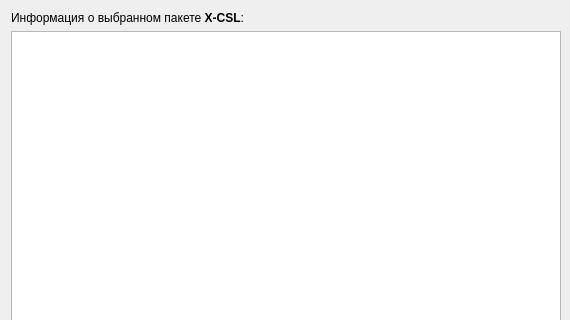
The window that src/PackageAdditionalInfo.ui (steptosky/x-csl-updater) describes before a commit, drawn with Qt 5; both pictures show x 0 to 570 and y 0 to 320 of the 570 by 472 pixel window.
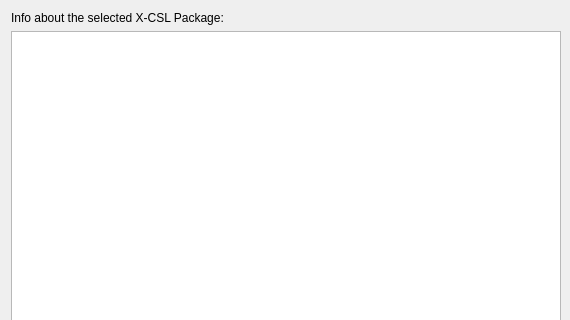
The same window after the commit.

The edit to the form file:
```diff
--- a/src/PackageAdditionalInfo.ui
+++ b/src/PackageAdditionalInfo.ui
@@ -34,7 +34,7 @@
      <item row="0" column="0">
       <widget class="QLabel" name="label">
        <property name="text">
-        <string>Информация о выбранном пакете &lt;strong&gt;X-CSL&lt;/strong&gt;:</string>
+        <string>Info about the selected X-CSL Package:</string>
        </property>
       </widget>
      </item>
```
Left out of the diff: 16 changed lines with no effect on the pictures.
